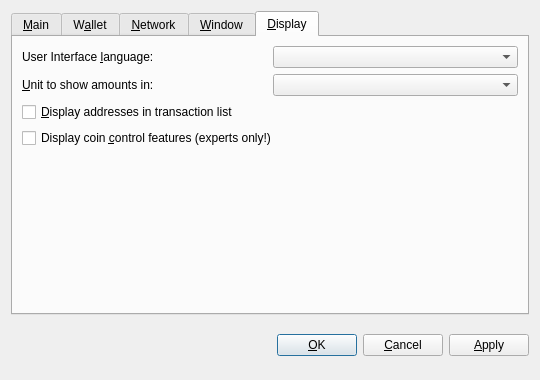
This is src/qt/forms/optionsdialog.ui in firoorg/firo as Qt 5 draws it before an edit. The edited form follows.
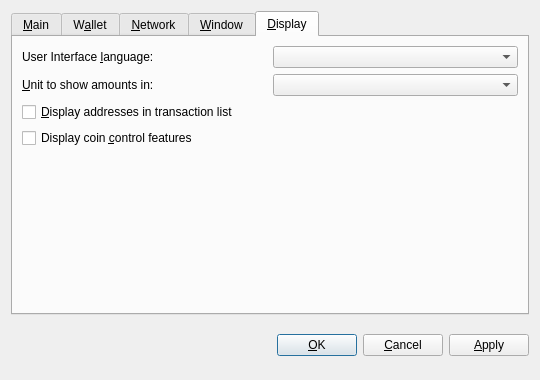
This is the edited form. The open tabs and pages were chosen to show the change. Custom widgets are drawn as their Qt base class.

Patch:
```diff
--- a/src/qt/forms/optionsdialog.ui
+++ b/src/qt/forms/optionsdialog.ui
@@ -406,7 +406,7 @@
           <string>Whether to show coin control features or not.</string>
          </property>
          <property name="text">
-          <string>Display coin &amp;control features (experts only!)</string>
+          <string>Display coin &amp;control features</string>
          </property>
         </widget>
        </item>
```
Left out of the diff: 3 changed lines with no effect on the pictures.
